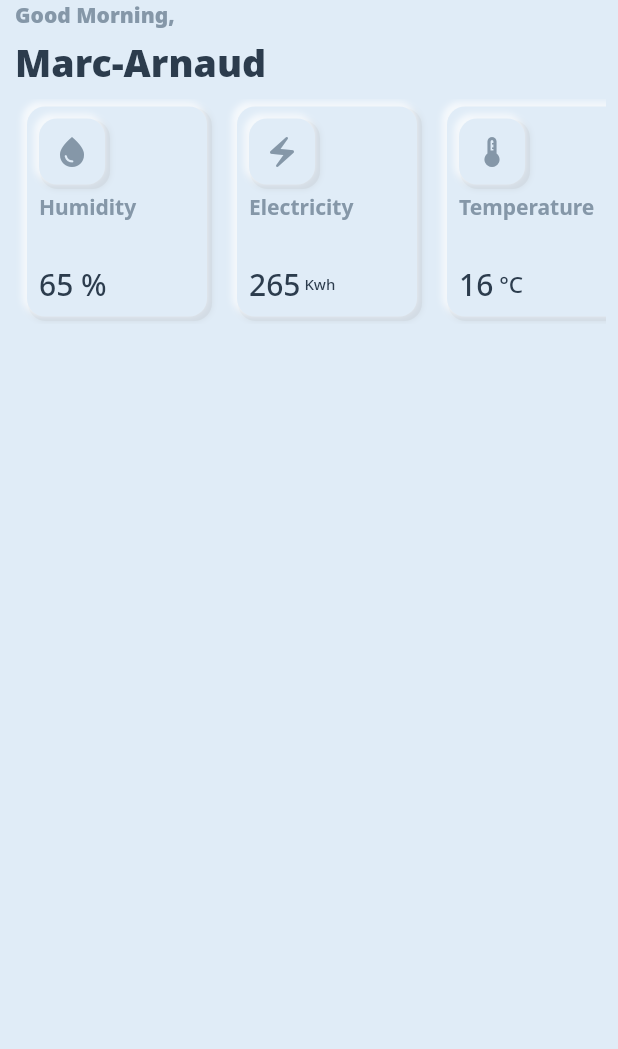
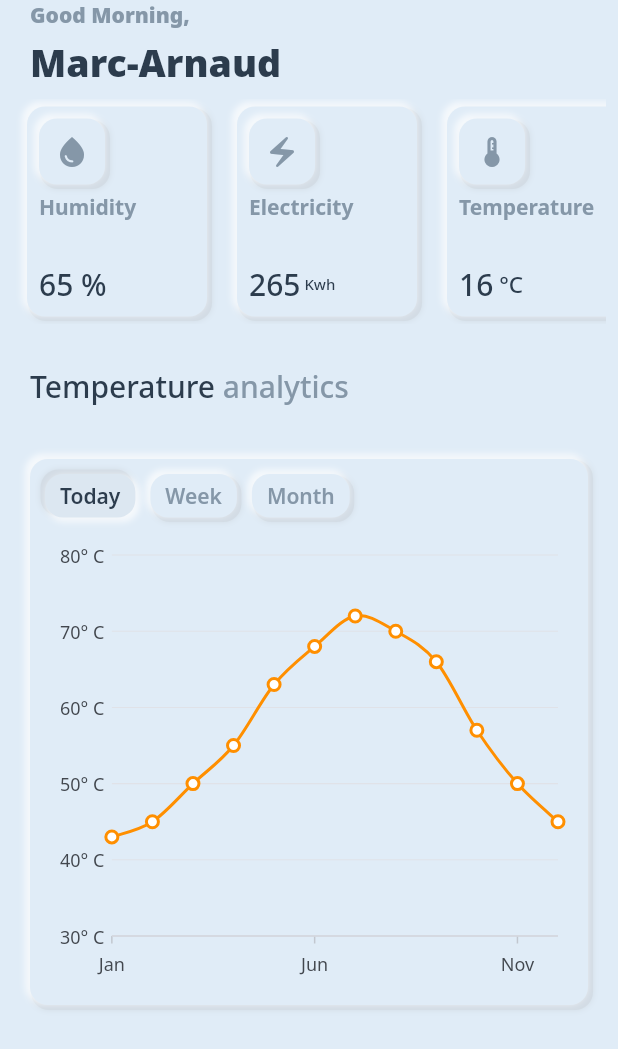
Before and after one commit to momole02/neumorphism-flutter, a Flutter app: the TemperatureScreen screen opened directly, on a phone screen of 412 x 824 dp. Shown: the top 1049 px of the screen. Run offline on Flutter 3.47's test engine with Material 2 defaults, Android fonts, the phone set to English and light mode, and no system bars; our stand-ins replace google_fonts, syncfusion_flutter_charts.

Commit message:
feat(feature-temp-screen): implémentation écran temperature

```diff
--- /dev/null
+++ b/lib/charts/default_spline_chart.dart
@@ -0,0 +1,90 @@
+import 'package:flutter/material.dart';
+import 'package:neumorphism_flutter/charts/sample_view.dart';
+import 'package:syncfusion_flutter_charts/charts.dart';
+
+/// https://flutter.syncfusion.com/#/cartesian-charts/chart-types/spline/default-spline-chart
+class SplineDefault extends StatefulWidget {
+  const SplineDefault({super.key});
+
+  @override
+  State<SplineDefault> createState() => _SplineDefaultState();
+}
+
+class _SplineDefaultState extends State<SplineDefault> {
+  late List<ChartSampleData> chartData;
+
+  @override
+  void initState() {
+    chartData = <ChartSampleData>[
+      ChartSampleData(
+          x: 'Jan', y: 43, secondSeriesYValue: 37, thirdSeriesYValue: 41),
+      ChartSampleData(
+          x: 'Feb', y: 45, secondSeriesYValue: 37, thirdSeriesYValue: 45),
+      ChartSampleData(
+          x: 'Mar', y: 50, secondSeriesYValue: 39, thirdSeriesYValue: 48),
+      ChartSampleData(
+          x: 'Apr', y: 55, secondSeriesYValue: 43, thirdSeriesYValue: 52),
+      ChartSampleData(
+          x: 'May', y: 63, secondSeriesYValue: 48, thirdSeriesYValue: 57),
+      ChartSampleData(
+          x: 'Jun', y: 68, secondSeriesYValue: 54, thirdSeriesYValue: 61),
+      ChartSampleData(
+          x: 'Jul', y: 72, secondSeriesYValue: 57, thirdSeriesYValue: 66),
+      ChartSampleData(
+          x: 'Aug', y: 70, secondSeriesYValue: 57, thirdSeriesYValue: 66),
+      ChartSampleData(
+          x: 'Sep', y: 66, secondSeriesYValue: 54, thirdSeriesYValue: 63),
+      ChartSampleData(
+          x: 'Oct', y: 57, secondSeriesYValue: 48, thirdSeriesYValue: 55),
+      ChartSampleData(
+          x: 'Nov', y: 50, secondSeriesYValue: 43, thirdSeriesYValue: 50),
+      ChartSampleData(
+          x: 'Dec', y: 45, secondSeriesYValue: 37, thirdSeriesYValue: 45)
+    ];
+    super.initState();
+  }
+
+  @override
+  Widget build(BuildContext context) {
+    return _buildDefaultSplineChart();
+  }
+
+  /// Returns the defaul spline chart.
+  SfCartesianChart _buildDefaultSplineChart() {
+    return SfCartesianChart(
+      plotAreaBorderWidth: 0,
+      primaryXAxis: CategoryAxis(
+          majorGridLines: const MajorGridLines(width: 0),
+          labelPlacement: LabelPlacement.onTicks),
+      primaryYAxis: NumericAxis(
+          minimum: 30,
+          maximum: 80,
+          axisLine: const AxisLine(width: 0),
+          edgeLabelPlacement: EdgeLabelPlacement.shift,
+          labelFormat: '{value}° C',
+          majorTickLines: const MajorTickLines(size: 0)),
+      series: _getDefaultSplineSeries(),
+      tooltipBehavior: TooltipBehavior(enable: true),
+    );
+  }
+
+  /// Returns the list of chart series which need to render on the spline chart.
+  List<SplineSeries<ChartSampleData, String>> _getDefaultSplineSeries() {
+    return <SplineSeries<ChartSampleData, String>>[
+      SplineSeries<ChartSampleData, String>(
+        color: Colors.amber.shade800,
+        dataSource: chartData!,
+        xValueMapper: (ChartSampleData sales, _) => sales.x as String,
+        yValueMapper: (ChartSampleData sales, _) => sales.y,
+        markerSettings: const MarkerSettings(isVisible: true),
+        name: 'High',
+      ),
+    ];
+  }
+
+  @override
+  void dispose() {
+    chartData.clear();
+    super.dispose();
+  }
+}
--- /dev/null
+++ b/lib/charts/sample_view.dart
@@ -0,0 +1,82 @@
+import 'package:flutter/material.dart';
+
+///Chart sample data
+/// https://github.com/syncfusion/flutter-examples/blob/master/lib/model/sample_view.dart
+class ChartSampleData {
+  /// Holds the datapoint values like x, y, etc.,
+  ChartSampleData(
+      {this.x,
+      this.y,
+      this.xValue,
+      this.yValue,
+      this.secondSeriesYValue,
+      this.thirdSeriesYValue,
+      this.pointColor,
+      this.size,
+      this.text,
+      this.open,
+      this.close,
+      this.low,
+      this.high,
+      this.volume});
+
+  /// Holds x value of the datapoint
+  final dynamic x;
+
+  /// Holds y value of the datapoint
+  final num? y;
+
+  /// Holds x value of the datapoint
+  final dynamic xValue;
+
+  /// Holds y value of the datapoint
+  final num? yValue;
+
+  /// Holds y value of the datapoint(for 2nd series)
+  final num? secondSeriesYValue;
+
+  /// Holds y value of the datapoint(for 3nd series)
+  final num? thirdSeriesYValue;
+
+  /// Holds point color of the datapoint
+  final Color? pointColor;
+
+  /// Holds size of the datapoint
+  final num? size;
+
+  /// Holds datalabel/text value mapper of the datapoint
+  final String? text;
+
+  /// Holds open value of the datapoint
+  final num? open;
+
+  /// Holds close value of the datapoint
+  final num? close;
+
+  /// Holds low value of the datapoint
+  final num? low;
+
+  /// Holds high value of the datapoint
+  final num? high;
+
+  /// Holds open value of the datapoint
+  final num? volume;
+}
+
+/// Chart Sales Data
+class SalesData {
+  /// Holds the datapoint values like x, y, etc.,
+  SalesData(this.x, this.y, [this.date, this.color]);
+
+  /// X value of the data point
+  final dynamic x;
+
+  /// y value of the data point
+  final dynamic y;
+
+  /// color value of the data point
+  final Color? color;
+
+  /// Date time value of the data point
+  final DateTime? date;
+}
--- a/lib/screens/temperature_screen.dart
+++ b/lib/screens/temperature_screen.dart
@@ -1,8 +1,10 @@
 import 'package:flutter/material.dart';
 import 'package:flutter/rendering.dart';
 import 'package:google_fonts/google_fonts.dart';
+import 'package:neumorphism_flutter/charts/default_spline_chart.dart';
 import 'package:neumorphism_flutter/components/title_widget.dart';
 import 'package:neumorphism_flutter/constants.dart';
+import 'package:neumorphism_flutter/neumorphic/presets.dart';
 import 'package:neumorphism_flutter/neumorphic/thumbnail.dart';
 
 const double kThumbnailSize = 120;
@@ -15,6 +17,16 @@ class TemperatureScreen extends StatefulWidget {
 }
 
 class _TemperatureScreenState extends State<TemperatureScreen> {
+  late List<String> periods;
+  late String selectedPeriod;
+
+  @override
+  void initState() {
+    super.initState();
+    periods = ["Today", "Week", "Month"];
+    selectedPeriod = periods[0];
+  }
+
   @override
   Widget build(BuildContext context) {
     return Scaffold(
@@ -26,7 +38,7 @@ class _TemperatureScreenState extends State<TemperatureScreen> {
             slivers: [
               const SliverToBoxAdapter(
                 child: Padding(
-                  padding: EdgeInsets.only(left: 10.0),
+                  padding: EdgeInsets.only(left: 20.0),
                   child: TitleWidget(
                     littleTitle: "Good Morning,",
                     bigTitle: "Marc-Arnaud",
@@ -59,11 +71,91 @@ class _TemperatureScreenState extends State<TemperatureScreen> {
                     ),
                   ),
                 ),
+              ),
+              SliverToBoxAdapter(
+                child: Padding(
+                  padding: const EdgeInsets.symmetric(
+                      horizontal: 20.0, vertical: 20),
+                  child: Row(children: [
+                    Text(
+                      "Temperature",
+                      style: GoogleFonts.notoSans(
+                        color: kDarkBlueColor,
+                        fontSize: 20,
+                        fontWeight: FontWeight.w500,
+                      ),
+                    ),
+                    Text(
+                      " analytics",
+                      style: GoogleFonts.notoSans(
+                        color: kGrayedBlueColor,
+                        fontSize: 20,
+                        fontWeight: FontWeight.w500,
+                      ),
+                    )
+                  ]),
+                ),
+              ),
+              SliverToBoxAdapter(
+                child: Padding(
+                  padding: const EdgeInsets.symmetric(
+                      horizontal: 20.0, vertical: 15),
+                  child: neumorphicNormalContainer(
+                    Padding(
+                      padding: const EdgeInsets.all(10.0),
+                      child: Column(
+                        children: [
+                          _buildPeriodRow(),
+                          const SplineDefault(),
+                        ],
+                      ),
+                    ),
+                  ),
+                ),
               )
             ],
           ),
         ),
       ),
+    );
+  }
+
+  Widget _buildPeriodRow() {
+    return Row(
+      children: periods
+          .map((period) => GestureDetector(
+                onTap: () {
+                  setState(() {
+                    selectedPeriod = period;
+                  });
+                },
+                child: Padding(
+                    padding: const EdgeInsets.only(right: 10, bottom: 15),
+                    child: selectedPeriod == period
+                        ? neumorphicPressedContainer(Padding(
+                            padding: const EdgeInsets.symmetric(
+                                horizontal: 10.0, vertical: 5),
+                            child: Text(
+                              period,
+                              style: GoogleFonts.notoSans(
+                                color: kDarkBlueColor,
+                                fontWeight: FontWeight.w600,
+                              ),
+                            ),
+                          ))
+                        : neumorphicNormalContainer(
+                            Padding(
+                              padding: const EdgeInsets.symmetric(
+                                  horizontal: 10.0, vertical: 5),
+                              child: Text(period,
+                                  style: GoogleFonts.notoSans(
+                                    color: kGrayedBlueColor,
+                                    fontWeight: FontWeight.w600,
+                                  )),
+                            ),
+                          )),
+              ))
+          .toList(),
     );
   }
 
--- a/pubspec.yaml
+++ b/pubspec.yaml
@@ -36,6 +36,7 @@ dependencies:
   # Use with the CupertinoIcons class for iOS style icons.
   cupertino_icons: ^1.0.2
   google_fonts: ^5.1.0
+  syncfusion_flutter_charts: ^22.2.12
 
 dev_dependencies:
   flutter_test:
```
Also changed, not shown: pubspec.lock.
